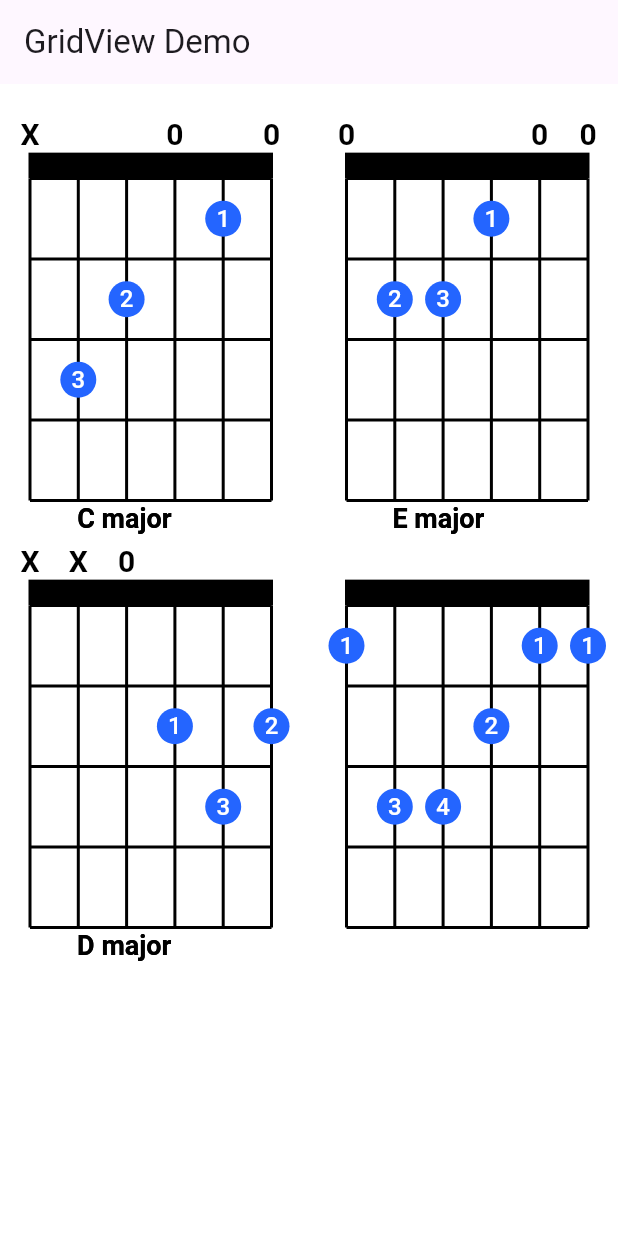
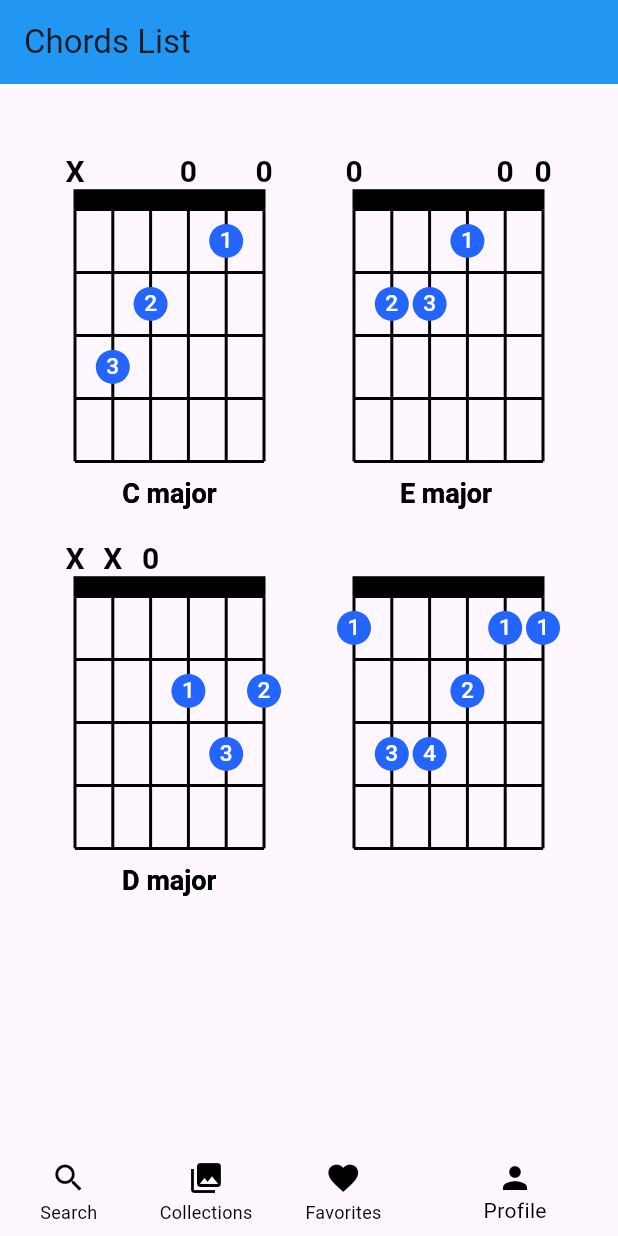
Before and after one commit to dantehemerson/chords-legacy, a Flutter app: the screen it shows after launch, on a phone screen of 412 x 824 dp. Run offline on Flutter 3.47's test engine with Material 3 defaults, Android fonts, the phone set to English and light mode, and no system bars; missing offline and left inert: flutter_midi_pro.

Commit message:
fet: Add bottom bar (#3)

```diff
--- a/lib/app.dart
+++ b/lib/app.dart
@@ -2,6 +2,7 @@ import 'dart:convert';
 
 import 'package:flutter/material.dart';
 import 'package:flutter/services.dart';
+import 'package:test_drive/bottom_navigation_view/bottom_bar_view.dart';
 import 'package:test_drive/components/chords_grid.dart';
 import 'package:test_drive/models/chord_model.dart';
 
@@ -52,13 +53,16 @@ class App extends StatelessWidget {
           List<ChordModel> chords = snapshot.data!;
 
           return MaterialApp(
-            title: 'Flutter Demo',
-            theme: ThemeData(
-              colorScheme: ColorScheme.fromSeed(seedColor: Colors.deepPurple),
-              useMaterial3: true,
-            ),
-            home: ChordsGrid(chords: chords),
-          );
+              title: 'Flutter Demo',
+              color: Colors.black,
+              theme: ThemeData(
+                colorScheme: ColorScheme.fromSeed(seedColor: Colors.deepPurple),
+                useMaterial3: true,
+              ),
+              home: Scaffold(
+                body: ChordsGrid(chords: chords),
+                bottomNavigationBar: BottomBar(),
+              ));
         }
       },
     );
--- a/lib/bottom_navigation_view /bottom_bar_view.dart
+++ /dev/null
@@ -1,3 +0,0 @@
-import 'package:flutter/material.dart';
-
-class
--- /dev/null
+++ b/lib/bottom_navigation_view/bottom_bar_view.dart
@@ -0,0 +1,48 @@
+import 'package:flutter/material.dart';
+
+class BottomBar extends StatelessWidget {
+  const BottomBar({super.key});
+
+  // @override
+  // State<StatefulWidget> createState() {
+  //   // TODO: implement createState
+  //   // throw UnimplementedError();
+  // }
+
+  @override
+  Widget build(BuildContext context) {
+    return BottomNavigationBar(
+      elevation: 1,
+      currentIndex: 3,
+      fixedColor: Colors.black,
+      unselectedItemColor: Colors.black,
+      selectedIconTheme: const IconThemeData(color: Colors.black),
+      unselectedIconTheme: const IconThemeData(color: Colors.black),
+      showUnselectedLabels: true,
+      items: const <BottomNavigationBarItem>[
+        BottomNavigationBarItem(
+          icon: Icon(
+            Icons.search,
+          ),
+          label: 'Search',
+        ),
+        BottomNavigationBarItem(
+          icon: Icon(
+            Icons.collections,
+          ),
+          label: 'Collections',
+        ),
+        BottomNavigationBarItem(
+          icon: Icon(
+            Icons.favorite,
+          ),
+          label: 'Favorites',
+        ),
+        BottomNavigationBarItem(
+          icon: Icon(Icons.person),
+          label: 'Profile',
+        ),
+      ],
+    );
+  }
+}
--- a/lib/components/chord_painter.dart
+++ b/lib/components/chord_painter.dart
@@ -75,7 +75,8 @@ class ChordPainter extends CustomPainter {
           Offset(x, paddingTop + size.height), Paint()..strokeWidth = 2);
     }
 
-    const double positionIndicatorWidth = 12;
+    final double positionIndicatorWidth = size.width * 0.09;
+    final double positionIndicatorFontSize = size.width * 0.12;
 
     // Draw finger positions
     for (int stringIndex = 0; stringIndex < chord.notes.length; stringIndex++) {
@@ -90,9 +91,9 @@ class ChordPainter extends CustomPainter {
         final TextPainter textPainter = TextPainter(
           text: TextSpan(
             text: fingerPosition.toString(),
-            style: const TextStyle(
+            style: TextStyle(
               color: Colors.white,
-              fontSize: 16,
+              fontSize: positionIndicatorFontSize,
               fontWeight: FontWeight.w500,
             ),
           ),
--- a/lib/components/chords_grid.dart
+++ b/lib/components/chords_grid.dart
@@ -11,16 +11,16 @@ class ChordsGrid extends StatelessWidget {
   @override
   Widget build(BuildContext context) {
     return Scaffold(
-      appBar: AppBar(title: Text('GridView Demo')),
-      backgroundColor: Colors.white,
+      appBar: AppBar(
+        title: const Text('Chords List'),
+        backgroundColor: Colors.blue,
+      ),
       body: GridView.count(
           crossAxisCount: 2,
-          padding: const EdgeInsets.all(20),
-          mainAxisSpacing: 70,
-          crossAxisSpacing: 50,
-          // physics: NeverScrollableScrollPhysics(),
+          padding: const EdgeInsets.all(50),
+          mainAxisSpacing: 90,
+          crossAxisSpacing: 60,
           childAspectRatio: 3 / 4,
-          // shrinkWrap: true,
           scrollDirection: Axis.vertical,
           children: List.generate(chords.length, (index) {
             return ChordWidget(
--- a/lib/main.dart
+++ b/lib/main.dart
@@ -1,7 +1,15 @@
 import 'package:flutter/material.dart';
+import 'package:flutter/services.dart';
 import 'package:test_drive/app.dart';
 
-void main() {
+void main() async {
   WidgetsFlutterBinding.ensureInitialized();
+
+  // Lock the game to portrait mode on mobile devices.
+  await SystemChrome.setPreferredOrientations([
+    DeviceOrientation.portraitUp,
+    DeviceOrientation.portraitDown,
+  ]);
+
   runApp(App());
 }
```
